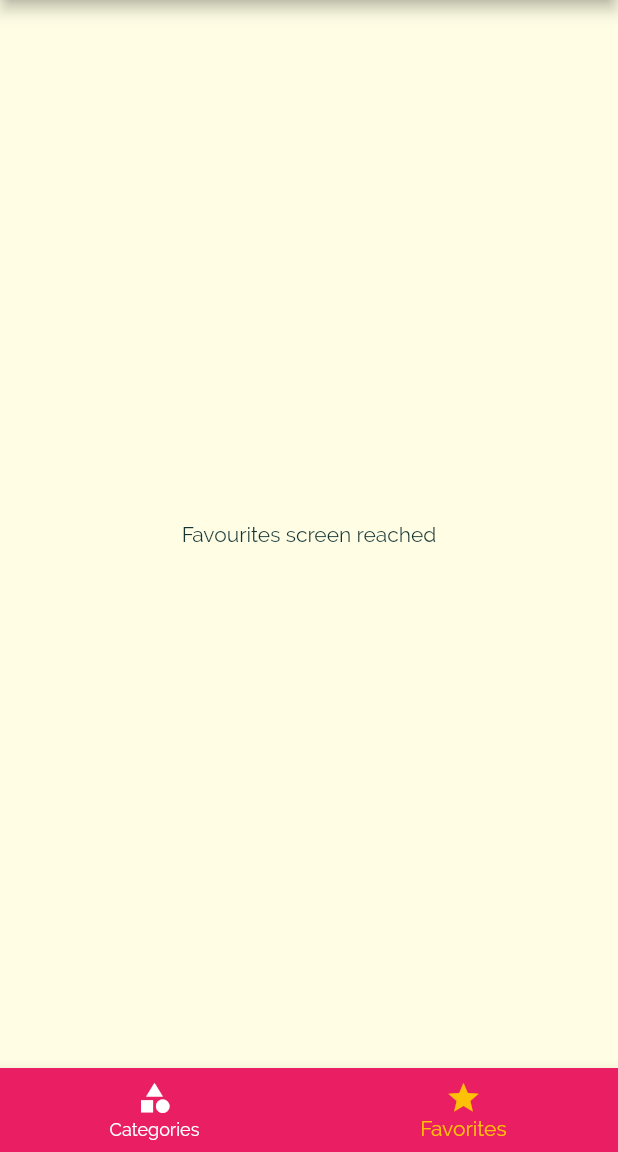
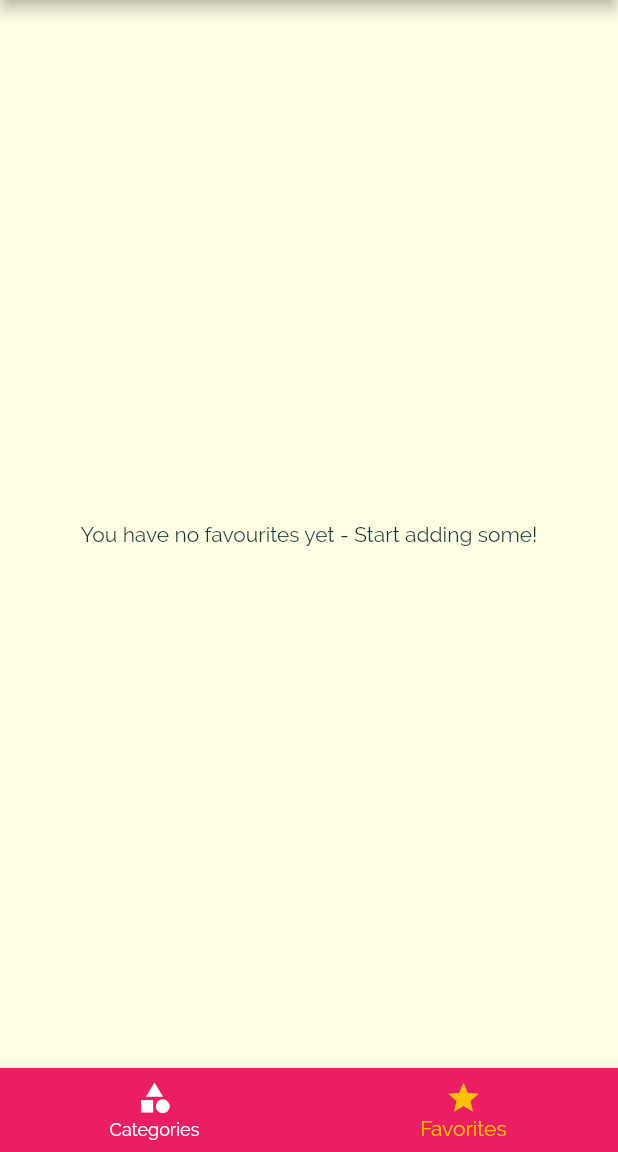
Before and after one commit to pranav230/Flutter-Projects, a Flutter app: the screen it shows after launch, item 2 of the bottom bar chosen, on a phone screen of 412 x 824 dp, the part 84-1236 px from its top. Run offline on Flutter 3.47's test engine with Material 2 defaults, Android fonts, the phone set to English and light mode, and no system bars; our stand-ins replace petitparser.

Commit message:
App complete

```diff
--- a/meals_app/lib/main.dart
+++ b/meals_app/lib/main.dart
@@ -22,6 +22,7 @@ class _MyAppState extends State<MyApp> {
   };
 
   List<Meal> _availableMeals = DUMMY_MEALS;
+  List<Meal> _favouriteMeals = [];
 
   void _setFilters(Map<String,bool> filtersData){
     setState(() {
@@ -38,6 +39,23 @@ class _MyAppState extends State<MyApp> {
         return true;
       }).toList();
     });
+  }
+
+  void _toggleFavorite(String mealId){
+    final existingIndex =_favouriteMeals.indexWhere((meal) => mealId == meal.id);
+
+    if(existingIndex >= 0){
+      setState(() {
+        _favouriteMeals.removeAt(existingIndex);
+      });
+    }
+    else{
+      _favouriteMeals.add(DUMMY_MEALS.firstWhere((meal) => mealId == meal.id));
+    }
+  }
+
+  bool isMealFavorite(String id){
+    return _favouriteMeals.any((meal) => meal.id == id);
   }
 
   @override
@@ -65,17 +83,17 @@ class _MyAppState extends State<MyApp> {
       ),
       initialRoute: '/',
       routes: {
-        '/': (ctx) => TabsScreen(),
+        '/': (ctx) => TabsScreen(_favouriteMeals),
         CategoryMealsScreen.routeName: (ctx) => CategoryMealsScreen(_availableMeals),
-        MealDetailScreen.routeName: (ctx) => MealDetailScreen(),
+        MealDetailScreen.routeName: (ctx) => MealDetailScreen(_toggleFavorite,isMealFavorite),
         FiltersScreen.routeName: (ctx) => FiltersScreen(_setFilters,_filters),
       },
       onGenerateRoute: (settings) {
         print(settings.arguments);
-        return MaterialPageRoute(builder: (ctx) => TabsScreen());
+        return MaterialPageRoute(builder: (ctx) => TabsScreen(_favouriteMeals));
       },
       onUnknownRoute: (settings) {
-        return MaterialPageRoute(builder: (ctx) => TabsScreen());
+        return MaterialPageRoute(builder: (ctx) => TabsScreen(_favouriteMeals));
       },
     );
   }
--- a/meals_app/lib/screens/favourites_screen.dart
+++ b/meals_app/lib/screens/favourites_screen.dart
@@ -1,10 +1,32 @@
 import 'package:flutter/material.dart';
+import '../models/meal.dart';
+import '../widgets/meal_item.dart';
 
 class FavouritesScreen extends StatelessWidget {
+  final List<Meal> favoritesMeals;
+
+  FavouritesScreen(this.favoritesMeals);
+
   @override
   Widget build(BuildContext context) {
-    return Center(
-      child: Text('Favourites screen reached'),
-    );
+    if (favoritesMeals.isEmpty)
+      return Center(
+        child: Text('You have no favourites yet - Start adding some!'),
+      );
+    else{
+      return ListView.builder(
+        itemBuilder: (ctx, index) {
+          return MealItem(
+            id: favoritesMeals[index].id,
+            title: favoritesMeals[index].title,
+            affordability: favoritesMeals[index].affordability,
+            imageUrl: favoritesMeals[index].imageUrl,
+            duration: favoritesMeals[index].duration,
+            complexity: favoritesMeals[index].complexity,
+          );
+        },
+        itemCount: favoritesMeals.length,
+      );
+    }
   }
 }
--- a/meals_app/lib/screens/filters_screen.dart
+++ b/meals_app/lib/screens/filters_screen.dart
@@ -31,7 +31,7 @@ class _FiltersScreenState extends State<FiltersScreen> {
       String title, bool currentValue, Function updateValue) {
     return SwitchListTile(
       value: currentValue,
-      subtitle: Text('Only include ${title} meals.'),
+      subtitle: Text('Only include $title meals.'),
       onChanged: updateValue,
       title: Text(title),
     );
--- a/meals_app/lib/screens/tabs_screen.dart
+++ b/meals_app/lib/screens/tabs_screen.dart
@@ -2,20 +2,37 @@ import 'package:flutter/material.dart';
 import '../widgets/main_drawer.dart';
 import './favourites_screen.dart';
 import './categories_screen.dart';
+import '../models/meal.dart';
 
 class TabsScreen extends StatefulWidget {
+  final List<Meal> favouriteMeals;
+
+  TabsScreen(this.favouriteMeals);
+
   @override
   _TabsScreenState createState() => _TabsScreenState();
 }
 
 class _TabsScreenState extends State<TabsScreen> {
-  final List<Map<String,Object>> _pages = [
-    {'page':CategoriesScreen() , 'title' : 'Categories'},
-    {'page':FavouritesScreen() , 'title' : 'Your Favorites'},
-  ];
+  List<Map<String, Object>> _pages;
   int _selectedPageIndex = 0;
 
-  void _selectPage(int index){
+  @override
+  void initState() {
+    _pages = [
+      {
+        'page': CategoriesScreen(),
+        'title': 'Categories',
+      },
+      {
+        'page': FavouritesScreen(widget.favouriteMeals),
+        'title': 'Your Favorites',
+      },
+    ];
+    super.initState();
+  }
+
+  void _selectPage(int index) {
     setState(() {
       _selectedPageIndex = index;
     });
```
Also changed, not shown: meals_app/lib/screens/category_meals_screen.dart (+0 -8 lines), meals_app/lib/screens/meal_detail_screen.dart (+6 -4 lines), meals_app/lib/widgets/meal_item.dart (+2 -8 lines).
